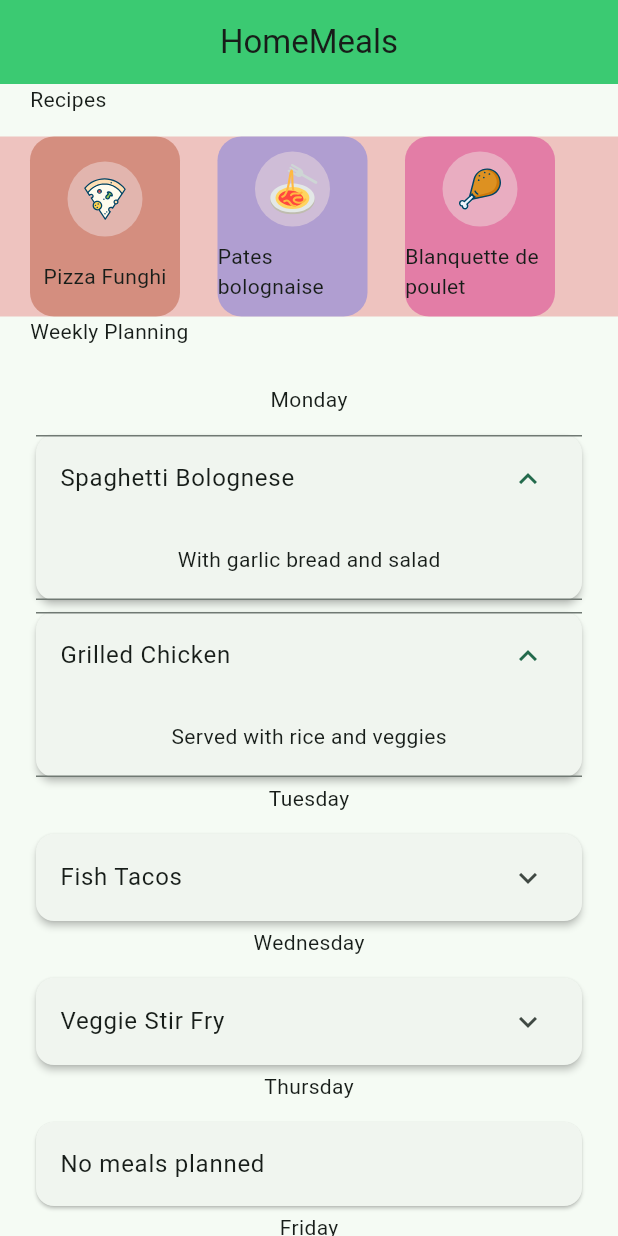
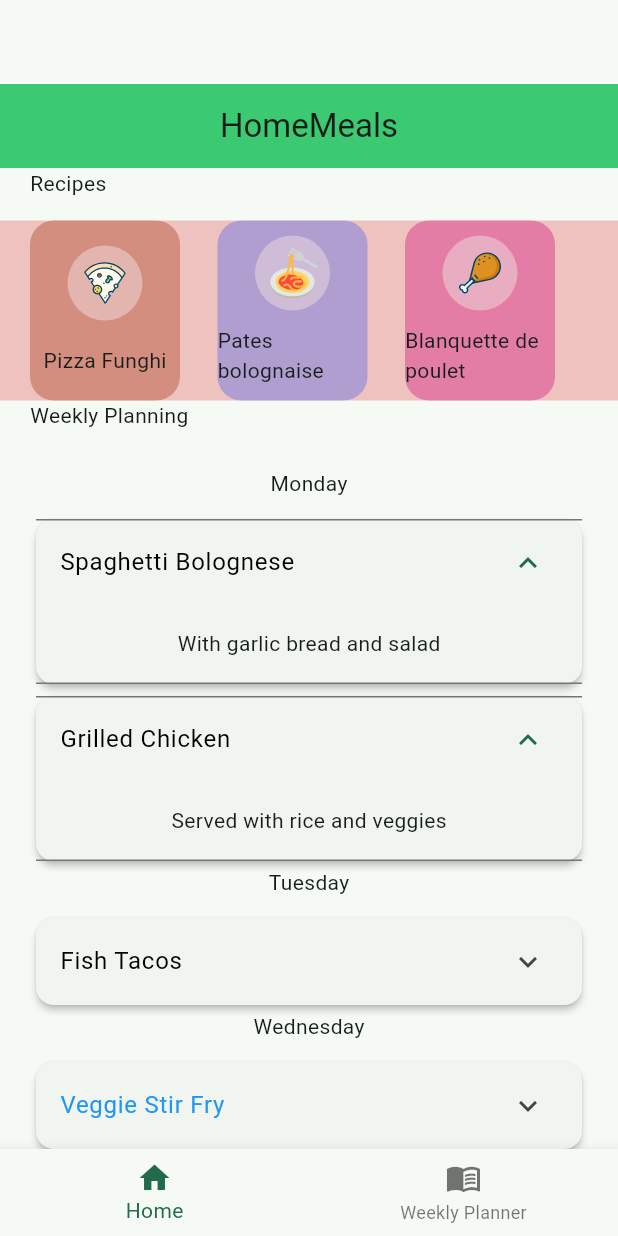
Before and after one commit to spigeleerloic/HomeMeals, a Flutter app: the screen it shows after launch, after a tap on "Spaghetti Bolognese", after a tap on "Grilled Chicken", on a phone screen of 412 x 824 dp. Run offline on Flutter 3.47's test engine with Material 3 defaults, Android fonts, the phone set to English and light mode, and no system bars; our stand-ins replace flutter_svg.

Commit message:
feat: weekly planner screen in the new page

```diff
--- a/frontend/lib/main.dart
+++ b/frontend/lib/main.dart
@@ -1,5 +1,6 @@
 import 'package:flutter/material.dart';
-import 'package:frontend/pages/home.dart';
+import 'package:frontend/pages/home_page_content.dart';
+import 'package:frontend/pages/navigation_bar.dart';
 
 void main() {
   runApp(const MyApp());
@@ -20,7 +21,7 @@ class MyApp extends StatelessWidget {
 
       ),
       title: 'Home Page',
-      home: HomePage(),
+      home: NavigationBarApp(),
     );
   }
 }
--- a/frontend/lib/pages/home.dart
+++ /dev/null
@@ -1,172 +0,0 @@
-import 'package:flutter/material.dart';
-import 'package:flutter_svg/svg.dart';
-import 'package:frontend/models/recipe_model.dart';
-import 'package:frontend/models/meals_planning.dart';
-
-class HomePage extends StatefulWidget {
-  HomePage({super.key});
-
-  @override
-  State<HomePage> createState() => _HomePageState();
-}
-
-class _HomePageState extends State<HomePage> {
-  List<Recipemodel> recipes = [];
-  List<MealsPlanning> meals = [];
-  final List<String> days = [
-    "Monday",
-    "Tuesday",
-    "Wednesday",
-    "Thursday",
-    "Friday",
-    "Saturday",
-    "Sunday",
-  ];
-
-  void _get_recipes() {
-    recipes = Recipemodel.getRecipes();
-  }
-
-  void _get_meals_planning() {
-    meals = MealsPlanning.getMealsPlanning();
-  }
-
-  @override
-  void initState() {
-    _get_recipes();
-    _get_meals_planning();
-  }
-
-  @override
-  Widget build(BuildContext context) {
-    _get_recipes();
-    _get_meals_planning();
-    return Scaffold(
-      appBar: appBar(),
-      body: Column(
-        crossAxisAlignment: CrossAxisAlignment.start,
-        children: [
-          Padding(
-            padding: const EdgeInsets.only(left: 20),
-            child: Text("Recipes"),
-          ),
-          SizedBox(height: 15),
-          Container(
-            height: 120,
-            color: Color(0x7BE68686),
-            child: ListView.separated(
-              itemCount: recipes.length,
-              scrollDirection: Axis.horizontal,
-              padding: EdgeInsets.only(left: 20, right: 20),
-              separatorBuilder: (context, index) => SizedBox(width: 25),
-              itemBuilder: (context, index) {
-                return Container(
-                  width: 100,
-                  decoration: BoxDecoration(
-                    color: recipes[index].boxColor,
-                    borderRadius: BorderRadius.circular(16),
-                  ),
-
-                  child: _recipesSection(index),
-                );
-              },
-            ),
-          ),
-          Padding(
-            padding: const EdgeInsets.only(left: 20),
-            child: Text("Weekly Planning"),
-          ),
-          SizedBox(height: 15),
-          SingleChildScrollView(
-            padding: EdgeInsets.symmetric(horizontal: 20, vertical: 10),
-            child: Column(
-              crossAxisAlignment: CrossAxisAlignment.start,
-              children: [
-                ...days.map((day) {
-                  final mealsForDay = meals.where((m) => m.day == day).toList();
-                  if (mealsForDay.isEmpty) {
-                    return Column(
-                      children: [
-                        Text(day),
-                        const SizedBox(height: 10),
-                        Card(
-                          elevation: 1,
-                          child: ListTile(title: Text("No meals planned")),
-                        ),
-                      ],
-                    );
-                  }
-
-
-                  return Column(
-                    children: [
-                      Text(day),
-                      const SizedBox(height: 10),
-                      ...mealsForDay.map(
-                        (meal) => Card(
-                          elevation: 2,
-                          child: ExpansionTile(
-                            title: Text(meal.meal),
-                            children: [
-                              Padding(
-                                padding: EdgeInsets.all(16.0),
-                                child: Text(meal.description),
-                              ),
-                            ],
-                          ),
-                        ),
-                      ),
-                    ],
-                  );
-                }),
-              ],
-            ),
-          ),
-          /*           Container(
-            height: 150,
-            color: Color(0x7BE68686),
-            child: ListView.separated(
-              //scrollDirection: Axis.horizontal,
-              separatorBuilder: (context, index) => SizedBox(width: 25,),
-              itemCount: meals.length,
-              itemBuilder: (context, index) {
-                return Card(
-                  margin: EdgeInsets.all(8.0),
-                  child: ExpansionTile(title: Text(meals[index].meal)),
-                );
-              },
-            ), */
-        ],
-      ),
-    );
-  }
-
-  Column _recipesSection(int index) {
-    return Column(
-      mainAxisAlignment: MainAxisAlignment.spaceEvenly,
-      children: [
-        Container(
-          width: 50,
-          height: 50,
-          decoration: BoxDecoration(
-            color: const Color.fromARGB(125, 240, 222, 222),
-            shape: BoxShape.circle,
-          ),
-          child: Padding(
-            padding: EdgeInsets.all(8.0),
-            child: SvgPicture.asset(recipes[index].iconPath),
-          ),
-        ),
-        Text(recipes[index].name),
-      ],
-    );
-  }
-
-  AppBar appBar() {
-    return AppBar(
-      title: Text("HomeMeals"),
-      backgroundColor: Color(0xFF3BCA72),
-      centerTitle: true,
-    );
-  }
-}
--- /dev/null
+++ b/frontend/lib/pages/home_page_content.dart
@@ -0,0 +1,195 @@
+import 'package:flutter/material.dart';
+import 'package:flutter_svg/svg.dart';
+import 'package:frontend/models/recipe_model.dart';
+import 'package:frontend/models/meals_planning.dart';
+import 'package:frontend/pages/recipe.dart';
+import 'package:intl/intl.dart';
+
+
+class HomePage extends StatefulWidget {
+  HomePage({super.key});
+
+  @override
+  State<HomePage> createState() => _HomePageState();
+}
+
+class _HomePageState extends State<HomePage> {
+  List<Recipemodel> recipes = [];
+  List<MealsPlanning> meals = [];
+  final List<String> days = [
+    "Monday",
+    "Tuesday",
+    "Wednesday",
+    "Thursday",
+    "Friday",
+    "Saturday",
+    "Sunday",
+  ];
+  final String currentDay = DateFormat('EEEE').format(DateTime.now());
+
+
+  final List<Widget> pages = [HomePage(), RecipePage()];
+  int _selectedIndex = 0;
+
+  void _onItemTapped(int index) {
+    setState(() {
+      _selectedIndex = index;
+    });
+  }
+
+  void _get_recipes() {
+    recipes = Recipemodel.getRecipes();
+  }
+
+  void _get_meals_planning() {
+    meals = MealsPlanning.getMealsPlanning();
+  }
+
+  @override
+  void initState() {
+    _get_recipes();
+    _get_meals_planning();
+  }
+
+  @override
+  Widget build(BuildContext context) {
+    _get_recipes();
+    _get_meals_planning();
+    return Scaffold(
+      appBar: appBar(),
+      body: SafeArea(
+        child: Column(
+          crossAxisAlignment: CrossAxisAlignment.start,
+          children: [
+            Padding(
+              padding: const EdgeInsets.only(left: 20),
+              child: Text("Recipes"),
+            ),
+            SizedBox(height: 15),
+            _recipeContainer(),
+            Padding(
+              padding: const EdgeInsets.only(left: 20),
+              child: Text("Weekly Planning"),
+            ),
+            SizedBox(height: 15),
+            Flexible(
+              flex: 2,
+              child: _weeklyPlanningContainer()
+            )
+
+          ],
+        ),
+      ),
+    );
+  }
+
+  SingleChildScrollView _weeklyPlanningContainer() {
+    return SingleChildScrollView(
+      padding: EdgeInsets.symmetric(horizontal: 20, vertical: 10),
+      child: Column(
+        crossAxisAlignment: CrossAxisAlignment.start,
+        children: [
+          ...days.map((day) {
+            final mealsForDay = meals.where((m) => m.day == day).toList();
+            if (mealsForDay.isEmpty) {
+              return Column(
+                children: [
+                  Text(
+                    day,
+                    style: TextStyle(
+                      color: day == currentDay ? Colors.blue : Colors.black,
+                    ),
+                  ),
+                  const SizedBox(height: 10),
+                  Card(
+                    elevation: 1,
+                    child: ListTile(title: Text("No meals planned")),
+                  ),
+                ],
+              );
+            }
+
+            return Column(
+              children: [
+                Text(day),
+                const SizedBox(height: 10),
+                ...mealsForDay.map(
+                  (meal) => Card(
+                    elevation: 2,
+                    child: ExpansionTile(
+                      title: Text(
+                        meal.meal,
+                        style: TextStyle(
+                          color: day == currentDay ? Colors.blue : Colors.black,
+                        ),
+                      ),
+                      children: [
+                        Padding(
+                          padding: EdgeInsets.all(16.0),
+                          child: Text(meal.description),
+                        ),
+                      ],
+                    ),
+                  ),
+                ),
+              ],
+            );
+          }),
+        ],
+      ),
+    );
+  }
+
+  Container _recipeContainer() {
+    return Container(
+      height: 120,
+      color: Color(0x7BE68686),
+      child: ListView.separated(
+        itemCount: recipes.length,
+        scrollDirection: Axis.horizontal,
+        padding: EdgeInsets.only(left: 20, right: 20),
+        separatorBuilder: (context, index) => SizedBox(width: 25),
+        itemBuilder: (context, index) {
+          return Container(
+            width: 100,
+            decoration: BoxDecoration(
+              color: recipes[index].boxColor,
+              borderRadius: BorderRadius.circular(16),
+            ),
+
+            child: _recipesSection(index),
+          );
+        },
+      ),
+    );
+  }
+
+  Column _recipesSection(int index) {
+    return Column(
+      mainAxisAlignment: MainAxisAlignment.spaceEvenly,
+      children: [
+        Container(
+          width: 50,
+          height: 50,
+          decoration: BoxDecoration(
+            color: const Color.fromARGB(125, 240, 222, 222),
+            shape: BoxShape.circle,
+          ),
+          child: Padding(
+            padding: EdgeInsets.all(8.0),
+            child: SvgPicture.asset(recipes[index].iconPath),
+          ),
+        ),
+        Text(recipes[index].name),
+      ],
+    );
+  }
+
+  AppBar appBar() {
+    return AppBar(
+      title: Text("HomeMeals"),
+      backgroundColor: Color(0xFF3BCA72),
+      centerTitle: true,
+    );
+  }
+}
--- /dev/null
+++ b/frontend/lib/pages/navigation_bar.dart
@@ -0,0 +1,41 @@
+import 'package:flutter/material.dart';
+import 'package:frontend/pages/home_page_content.dart';
+import 'package:frontend/pages/planning.dart';
+import 'package:frontend/pages/recipe.dart';
+
+class NavigationBarApp extends StatefulWidget {
+  const NavigationBarApp({super.key});
+
+  @override
+  State<NavigationBarApp> createState() => _NavBarState();
+}
+
+class _NavBarState extends State<NavigationBarApp> {
+  int _selectedIndex = 0;
+
+  final List<Widget> _pages = [
+    HomePage(), // Your main home page
+    WeeklyPlannerScreen(), // Replace with actual widget
+  ];
+
+  void _onNavTapped(int index) {
+    setState(() {
+      _selectedIndex = index;
+    });
+  }
+
+  @override
+  Widget build(BuildContext context) {
+    return Scaffold(
+      appBar: AppBar(),
+      body: _pages[_selectedIndex],
+      bottomNavigationBar: BottomNavigationBar(
+        currentIndex: _selectedIndex,
+        onTap: _onNavTapped,
+        items: [
+          BottomNavigationBarItem(icon: Icon(Icons.home), label:"Home"),
+          BottomNavigationBarItem(icon: Icon(Icons.menu_book), label:"Weekly Planner")
+        ] ),
+    );
+  }
+}
--- a/frontend/pubspec.yaml
+++ b/frontend/pubspec.yaml
@@ -35,6 +35,9 @@ dependencies:
   # Use with the CupertinoIcons class for iOS style icons.
   cupertino_icons: ^1.0.8
   flutter_svg: ^2.0.17
+  http: ^1.3.0
+  intl: ^0.18.1  # or latest version
+
 
 dev_dependencies:
   flutter_test:
```
Also changed, not shown: frontend/lib/pages/planning.dart (added, +95 -0 lines), frontend/lib/pages/recipe.dart (added, +13 -0 lines).
